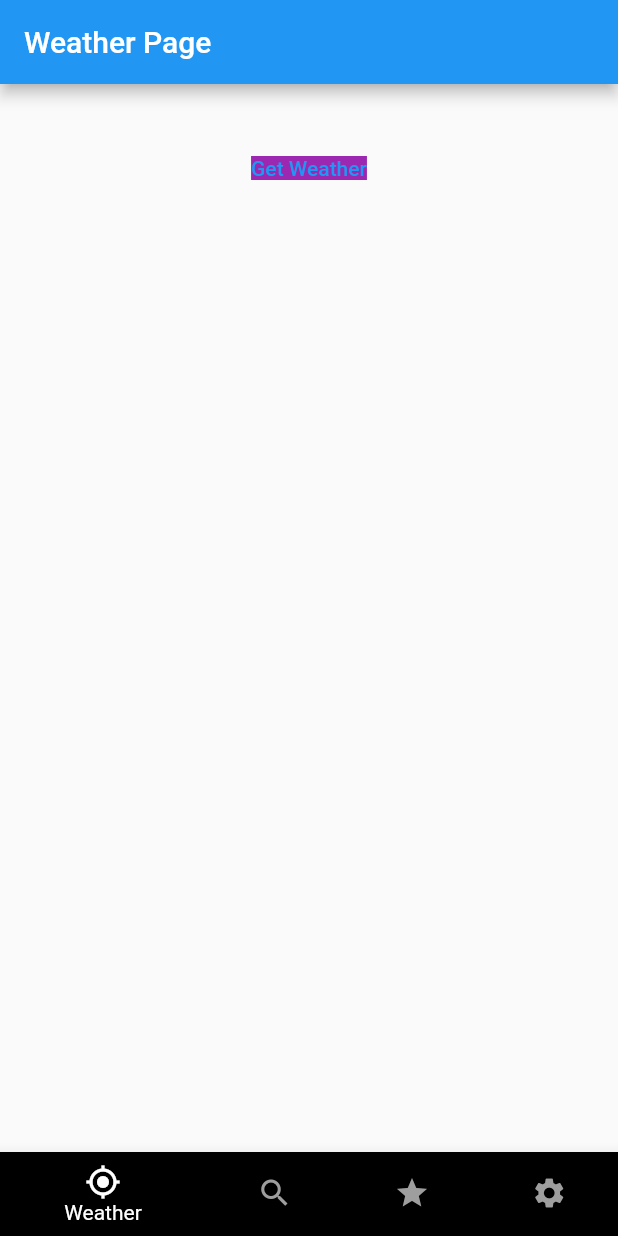
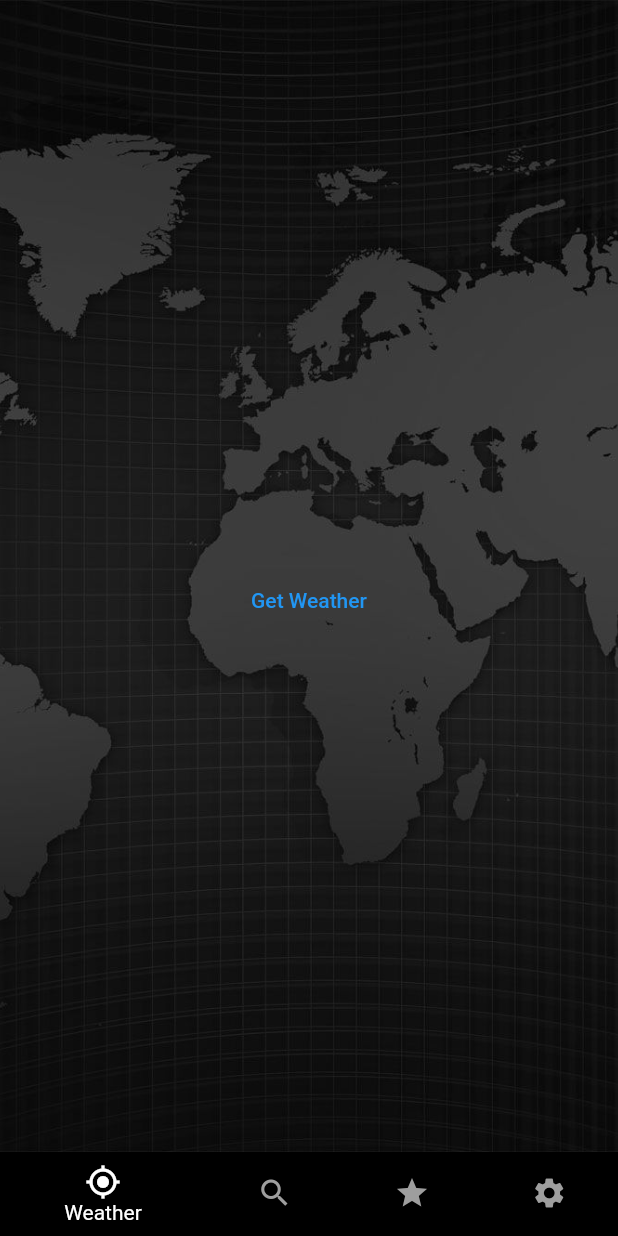
Before and after one commit to AlSamp/Flutter-Weather-App, a Flutter app: the screen it shows after launch, after a tap on "Get Weather", on a phone screen of 412 x 824 dp. Run offline on Flutter 3.47's test engine with Material 2 defaults, Android fonts, the phone set to English and light mode, and no system bars; our stand-ins replace geolocator, weather_icons; network calls fail.

Commit message:
Weather card roughly made needs more work

```diff
--- a/lib/settings_page.dart
+++ b/lib/settings_page.dart
@@ -1,4 +1,5 @@
 import 'package:flutter/material.dart';
+import 'weather_card.dart';
 
 class SettingsPage extends StatefulWidget {
   const SettingsPage({Key? key}) : super(key: key);
@@ -11,7 +12,10 @@ class _SettingsPageState extends State<SettingsPage> {
   @override
   Widget build(BuildContext context) {
     return Scaffold(
-      appBar: AppBar(title: const Text("Settings")),
+      appBar: AppBar(
+        title: const Text("Settings"),
+      ),
+      body: WeatherCard(),
     );
   }
 }
--- a/lib/weather_page.dart
+++ b/lib/weather_page.dart
@@ -3,6 +3,7 @@ import 'package:mobile_computing_assignment/globals.dart';
 import 'geolocation.dart';
 import 'package:http/http.dart' as http; // clarify function origin
 import 'dart:convert'; //json conversion
+import 'package:weather_icons/weather_icons.dart';
 
 class WeatherPage extends StatefulWidget {
   const WeatherPage({Key? key}) : super(key: key);
@@ -14,7 +15,9 @@ class WeatherPage extends StatefulWidget {
 class _WeatherPageState extends State<WeatherPage> {
   String latitude = "";
   String longitude = "";
-  var url;
+
+  String location = "";
+  String temperature = "";
 
 // gets user geolocation information
   getCurrentLocation() async {
@@ -25,7 +28,7 @@ class _WeatherPageState extends State<WeatherPage> {
     });
   }
 
-  void getWeather() async {
+  void getLocalWeather() async {
     http.Response response = await http.get(
       Uri.parse(
           "http://api.airvisual.com/v2/nearest_city?lat=$latitude&lon=$longitude&key=$kApiKey"),
@@ -37,6 +40,17 @@ class _WeatherPageState extends State<WeatherPage> {
       debugPrint(response.body);
       var test = jsonDecode(locationInfo)["data"]["city"];
       print("Json test output  = $test");
+      var test2 =
+          jsonDecode(locationInfo)["data"]["current"]["pollution"]["ts"];
+
+      location = jsonDecode(locationInfo)["data"]["city"]; // user
+      // data.current.weather.tp - temperature
+      temperature = jsonDecode(locationInfo)["data"]["current"]["weather"]["tp"]
+          .toString();
+
+      // data.current.weather.ic -  screen picture to be disvar
+
+      print("Json test2 ouptut = $test2");
     } else {
       debugPrint(response.statusCode.toString());
     }
@@ -47,34 +61,48 @@ class _WeatherPageState extends State<WeatherPage> {
   void initState() {
     super.initState();
     getCurrentLocation();
-    getWeather();
+    getLocalWeather();
   }
 
   @override
   Widget build(BuildContext context) {
-    getWeather();
+    getLocalWeather();
     return Scaffold(
-      appBar: AppBar(
-        title: const Text("Weather Page"),
+      backgroundColor: Colors.black,
+      //appBar: AppBar(
+      //  title: const Text("Weather Page"),
+      //),
+      // TODO : Design display cards and output data
+
+      body: Container(
+        // ignore: prefer_const_constructors
+        // ignore: prefer_const_constructors
+        decoration: BoxDecoration(
+          image: DecorationImage(
+              image: const AssetImage("lib/images/background (6).jpg"),
+              fit: BoxFit.cover),
         ),
-      body: Column(
+        child: Center(
+          child: Column(
+            mainAxisAlignment: MainAxisAlignment.center,
             children: [
-          Text(longitude),
-          Text(latitude),
-          //Text(url.toString()),
+              Container(),
+              Center(child: Text(location)),
+              Text(temperature),
               TextButton(
                 onPressed: () => {
-              getCurrentLocation(),
+                  getLocalWeather(),
                 },
-            child: Center(
                 child: Container(
-                color: Colors.purple,
                   child: const Text("Get Weather"),
-              ),
                 ),
               ),
             ],
           ),
+        ),
+      ),
     );
   }
 }
+
+// background images from https://wallpaperaccess.com/orange-phone
--- a/pubspec.yaml
+++ b/pubspec.yaml
@@ -36,6 +36,7 @@ dependencies:
   cupertino_icons: ^1.0.2
   geolocator: ^8.2.1 # Used for app geoloaction
   http: ^0.13.4      # Used for url calls
+  weather_icons: ^3.0.0 # Weather icons
 
 dev_dependencies:
   flutter_test:
@@ -60,9 +61,8 @@ flutter:
   uses-material-design: true
 
   # To add assets to your application, add an assets section, like this:
-  # assets:
-  #   - images/a_dot_burr.jpeg
-  #   - images/a_dot_ham.jpeg
+  assets:
+    - lib/images/
 
   # An image asset can refer to one or more resolution-specific "variants", see
   # https://flutter.dev/assets-and-images/#resolution-aware
```
Also changed, not shown: lib/images/01d.jpg (added), lib/images/background (1).jpg (added), lib/images/background (2).jpg (added), lib/images/background (3).jpg (added), lib/images/background (4).jpg (added), lib/images/background (5).jpg (added), lib/images/background (6).jpg (added), pubspec.lock. Lines whose indentation alone changed are shown as unchanged.
